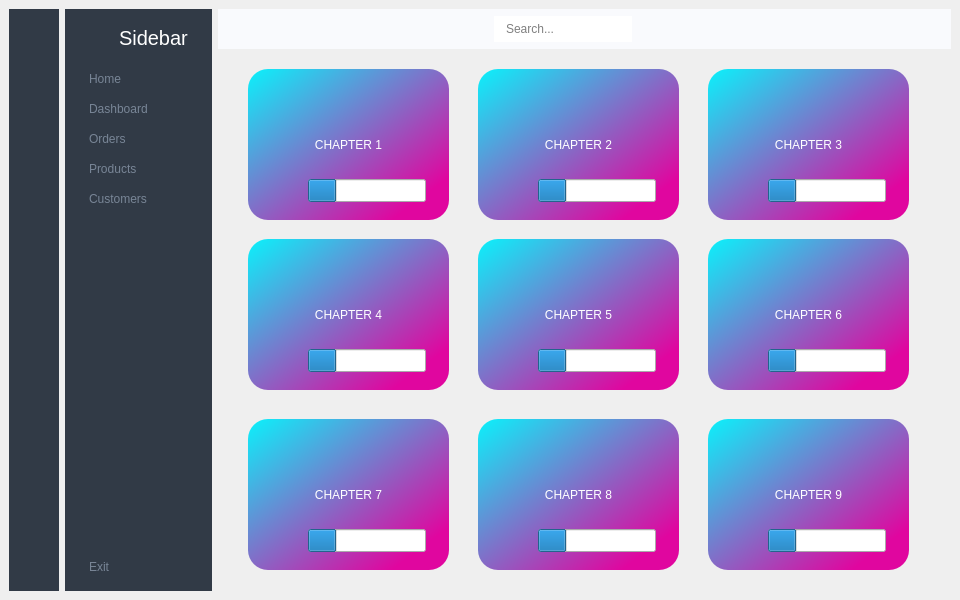
Old version of the form #010_sidebar/sidebar.ui in the repository sayy2720-gmail-com/hongnuri.
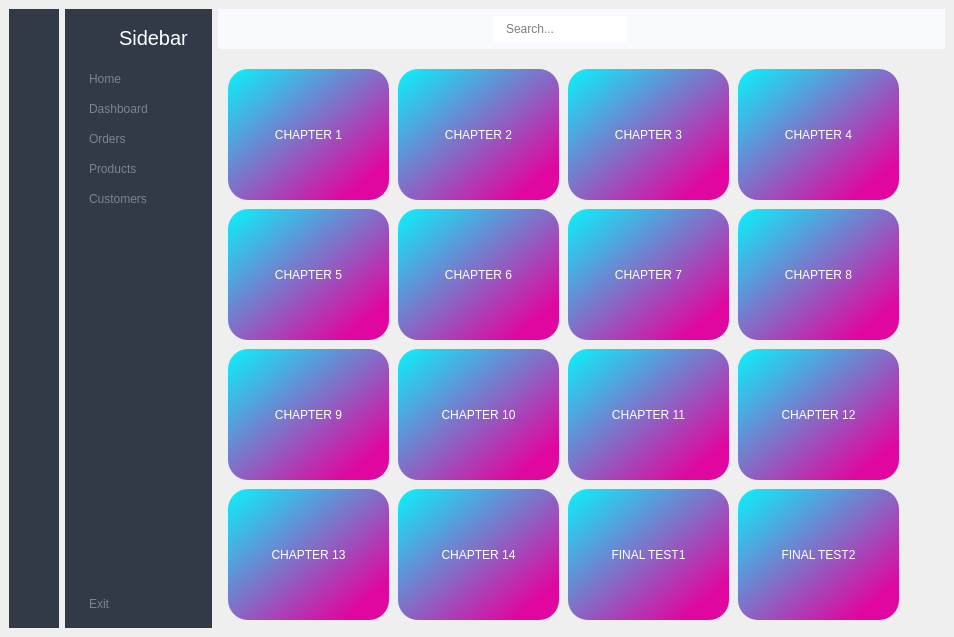
New version of the form. Icons and pictures are not drawn.

The edit to the form file:
```diff
--- a/#010_sidebar/sidebar.ui
+++ b/#010_sidebar/sidebar.ui
@@ -6,8 +6,8 @@
    <rect>
     <x>0</x>
     <y>0</y>
-    <width>960</width>
-    <height>600</height>
+    <width>954</width>
+    <height>637</height>
    </rect>
   </property>
   <property name="windowTitle">
@@ -686,10 +686,10 @@
           <widget class="QPushButton" name="chapter3">
            <property name="geometry">
             <rect>
-             <x>490</x>
+             <x>350</x>
              <y>20</y>
-             <width>201</width>
-             <height>151</height>
+             <width>161</width>
+             <height>131</height>
             </rect>
            </property>
            <property name="styleSheet">
@@ -707,10 +707,10 @@
           <widget class="QPushButton" name="chapter4">
            <property name="geometry">
             <rect>
-             <x>30</x>
-             <y>190</y>
-             <width>201</width>
-             <height>151</height>
+             <x>520</x>
+             <y>20</y>
+             <width>161</width>
+             <height>131</height>
             </rect>
            </property>
            <property name="styleSheet">
@@ -728,10 +728,10 @@
           <widget class="QPushButton" name="chapter2">
            <property name="geometry">
             <rect>
-             <x>260</x>
+             <x>180</x>
              <y>20</y>
-             <width>201</width>
-             <height>151</height>
+             <width>161</width>
+             <height>131</height>
             </rect>
            </property>
            <property name="styleSheet">
@@ -749,10 +749,10 @@
           <widget class="QPushButton" name="chapter8">
            <property name="geometry">
             <rect>
-             <x>260</x>
-             <y>370</y>
-             <width>201</width>
-             <height>151</height>
+             <x>520</x>
+             <y>160</y>
+             <width>161</width>
+             <height>131</height>
             </rect>
            </property>
            <property name="styleSheet">
@@ -770,10 +770,10 @@
           <widget class="QPushButton" name="chapter1">
            <property name="geometry">
             <rect>
-             <x>30</x>
+             <x>10</x>
              <y>20</y>
-             <width>201</width>
-             <height>151</height>
+             <width>161</width>
+             <height>131</height>
             </rect>
            </property>
            <property name="styleSheet">
@@ -791,10 +791,10 @@
           <widget class="QPushButton" name="chapter9">
            <property name="geometry">
             <rect>
-             <x>490</x>
-             <y>370</y>
-             <width>201</width>
-             <height>151</height>
+             <x>10</x>
+             <y>300</y>
+             <width>161</width>
+             <height>131</height>
             </rect>
            </property>
            <property name="styleSheet">
@@ -812,10 +812,10 @@
           <widget class="QPushButton" name="chapter5">
            <property name="geometry">
             <rect>
-             <x>260</x>
-             <y>190</y>
-             <width>201</width>
-             <height>151</height>
+             <x>10</x>
+             <y>160</y>
+             <width>161</width>
+             <height>131</height>
             </rect>
            </property>
            <property name="styleSheet">
@@ -833,10 +833,10 @@
           <widget class="QPushButton" name="chapter6">
            <property name="geometry">
             <rect>
-             <x>490</x>
-             <y>190</y>
-             <width>201</width>
-             <height>151</height>
+             <x>180</x>
+             <y>160</y>
+             <width>161</width>
+             <height>131</height>
             </rect>
            </property>
            <property name="styleSheet">
@@ -854,10 +854,10 @@
           <widget class="QPushButton" name="chapter7">
            <property name="geometry">
             <rect>
-             <x>30</x>
-             <y>370</y>
-             <width>201</width>
-             <height>151</height>
+             <x>350</x>
+             <y>160</y>
+             <width>161</width>
+             <height>131</height>
             </rect>
            </property>
            <property name="styleSheet">
@@ -872,157 +872,151 @@
             <string>CHAPTER 7</string>
            </property>
           </widget>
-          <widget class="QProgressBar" name="progressBar">
+          <widget class="QPushButton" name="chapter13">
            <property name="geometry">
             <rect>
-             <x>90</x>
-             <y>130</y>
-             <width>118</width>
-             <height>23</height>
+             <x>10</x>
+             <y>440</y>
+             <width>161</width>
+             <height>131</height>
             </rect>
            </property>
            <property name="styleSheet">
-            <string notr="true">color: rgb(255, 255, 255);
-font: 9pt &quot;Microsoft YaHei UI&quot;;</string>
+            <string notr="true">QPushButton{
+	font: 15pt &quot;Microsoft YaHei UI&quot;;
+	color: white;
+	background-color: qlineargradient(spread:pad, x1:0, y1:0, x2:0.857143, y2:0.857955, stop:0 rgba(10, 242, 251, 255), stop:1 rgba(224, 6, 159, 255));
+	border-radius: 20px;
+}</string>
            </property>
-           <property name="value">
-            <number>24</number>
+           <property name="text">
+            <string>CHAPTER 13</string>
            </property>
           </widget>
-          <widget class="QProgressBar" name="progressBar2">
+          <widget class="QPushButton" name="chapter10">
            <property name="geometry">
             <rect>
-             <x>320</x>
-             <y>130</y>
-             <width>118</width>
-             <height>23</height>
+             <x>180</x>
+             <y>300</y>
+             <width>161</width>
+             <height>131</height>
             </rect>
            </property>
            <property name="styleSheet">
-            <string notr="true">color: rgb(255, 255, 255);
-font: 9pt &quot;Microsoft YaHei UI&quot;;</string>
+            <string notr="true">QPushButton{
+	font: 15pt &quot;Microsoft YaHei UI&quot;;
+	color: white;
+	background-color: qlineargradient(spread:pad, x1:0, y1:0, x2:0.857143, y2:0.857955, stop:0 rgba(10, 242, 251, 255), stop:1 rgba(224, 6, 159, 255));
+	border-radius: 20px;
+}</string>
            </property>
-           <property name="value">
-            <number>24</number>
+           <property name="text">
+            <string>CHAPTER 10</string>
            </property>
           </widget>
-          <widget class="QProgressBar" name="progressBar3">
+          <widget class="QPushButton" name="chapter14">
            <property name="geometry">
             <rect>
-             <x>550</x>
-             <y>130</y>
-             <width>118</width>
-             <height>23</height>
+             <x>180</x>
+             <y>440</y>
+             <width>161</width>
+             <height>131</height>
             </rect>
            </property>
            <property name="styleSheet">
-            <string notr="true">color: rgb(255, 255, 255);
-font: 9pt &quot;Microsoft YaHei UI&quot;;</string>
+            <string notr="true">QPushButton{
+	font: 15pt &quot;Microsoft YaHei UI&quot;;
+	color: white;
+	background-color: qlineargradient(spread:pad, x1:0, y1:0, x2:0.857143, y2:0.857955, stop:0 rgba(10, 242, 251, 255), stop:1 rgba(224, 6, 159, 255));
+	border-radius: 20px;
+}</string>
            </property>
-           <property name="value">
-            <number>24</number>
+           <property name="text">
+            <string>CHAPTER 14</string>
            </property>
           </widget>
-          <widget class="QProgressBar" name="progressBar4">
+          <widget class="QPushButton" name="chapter11">
            <property name="geometry">
             <rect>
-             <x>90</x>
+             <x>350</x>
              <y>300</y>
-             <width>118</width>
-             <height>23</height>
+             <width>161</width>
+             <height>131</height>
             </rect>
            </property>
            <property name="styleSheet">
-            <string notr="true">color: rgb(255, 255, 255);
-font: 9pt &quot;Microsoft YaHei UI&quot;;</string>
+            <string notr="true">QPushButton{
+	font: 15pt &quot;Microsoft YaHei UI&quot;;
+	color: white;
+	background-color: qlineargradient(spread:pad, x1:0, y1:0, x2:0.857143, y2:0.857955, stop:0 rgba(10, 242, 251, 255), stop:1 rgba(224, 6, 159, 255));
+	border-radius: 20px;
+}</string>
            </property>
-           <property name="value">
-            <number>24</number>
+           <property name="text">
+            <string>CHAPTER 11</string>
            </property>
           </widget>
-          <widget class="QProgressBar" name="progressBar5">
+          <widget class="QPushButton" name="chapter12">
            <property name="geometry">
             <rect>
-             <x>320</x>
+             <x>520</x>
              <y>300</y>
-             <width>118</width>
-             <height>23</height>
+             <width>161</width>
+             <height>131</height>
             </rect>
            </property>
            <property name="styleSheet">
-            <string notr="true">color: rgb(255, 255, 255);
-font: 9pt &quot;Microsoft YaHei UI&quot;;</string>
+            <string notr="true">QPushButton{
+	font: 15pt &quot;Microsoft YaHei UI&quot;;
+	color: white;
+	background-color: qlineargradient(spread:pad, x1:0, y1:0, x2:0.857143, y2:0.857955, stop:0 rgba(10, 242, 251, 255), stop:1 rgba(224, 6, 159, 255));
+	border-radius: 20px;
+}</string>
            </property>
-           <property name="value">
-            <number>24</number>
+           <property name="text">
+            <string>CHAPTER 12</string>
            </property>
           </widget>
-          <widget class="QProgressBar" name="progressBar6">
+          <widget class="QPushButton" name="chapter15">
            <property name="geometry">
             <rect>
-             <x>550</x>
-             <y>300</y>
-             <width>118</width>
-             <height>23</height>
+             <x>350</x>
+             <y>440</y>
+             <width>161</width>
+             <height>131</height>
             </rect>
            </property>
            <property name="styleSheet">
-            <string notr="true">color: rgb(255, 255, 255);
-font: 9pt &quot;Microsoft YaHei UI&quot;;</string>
+            <string notr="true">QPushButton{
+	font: 15pt &quot;Microsoft YaHei UI&quot;;
+	color: white;
+	background-color: qlineargradient(spread:pad, x1:0, y1:0, x2:0.857143, y2:0.857955, stop:0 rgba(10, 242, 251, 255), stop:1 rgba(224, 6, 159, 255));
+	border-radius: 20px;
+}</string>
            </property>
-           <property name="value">
-            <number>24</number>
+           <property name="text">
+            <string>FINAL TEST1</string>
            </property>
           </widget>
-          <widget class="QProgressBar" name="progressBar9">
+          <widget class="QPushButton" name="chapter16">
            <property name="geometry">
             <rect>
-             <x>550</x>
-             <y>480</y>
-             <width>118</width>
-             <height>23</height>
+             <x>520</x>
+             <y>440</y>
+             <width>161</width>
+             <height>131</height>
             </rect>
            </property>
            <property name="styleSheet">
-            <string notr="true">color: rgb(255, 255, 255);
-font: 9pt &quot;Microsoft YaHei UI&quot;;</string>
+            <string notr="true">QPushButton{
+	font: 15pt &quot;Microsoft YaHei UI&quot;;
+	color: white;
+	background-color: qlineargradient(spread:pad, x1:0, y1:0, x2:0.857143, y2:0.857955, stop:0 rgba(10, 242, 251, 255), stop:1 rgba(224, 6, 159, 255));
+	border-radius: 20px;
+}</string>
            </property>
-           <property name="value">
-            <number>24</number>
-           </property>
-          </widget>
-          <widget class="QProgressBar" name="progressBar8">
-           <property name="geometry">
-            <rect>
-             <x>320</x>
-             <y>480</y>
-             <width>118</width>
-             <height>23</height>
-            </rect>
-           </property>
-           <property name="styleSheet">
-            <string notr="true">color: rgb(255, 255, 255);
-font: 9pt &quot;Microsoft YaHei UI&quot;;</string>
-           </property>
-           <property name="value">
-            <number>24</number>
-           </property>
-          </widget>
-          <widget class="QProgressBar" name="progressBar7">
-           <property name="geometry">
-            <rect>
-             <x>90</x>
-             <y>480</y>
-             <width>118</width>
-             <height>23</height>
-            </rect>
-           </property>
-           <property name="styleSheet">
-            <string notr="true">color: rgb(255, 255, 255);
-font: 9pt &quot;Microsoft YaHei UI&quot;;</string>
-           </property>
-           <property name="value">
-            <number>24</number>
+           <property name="text">
+            <string>FINAL TEST2</string>
            </property>
           </widget>
          </widget>
```
